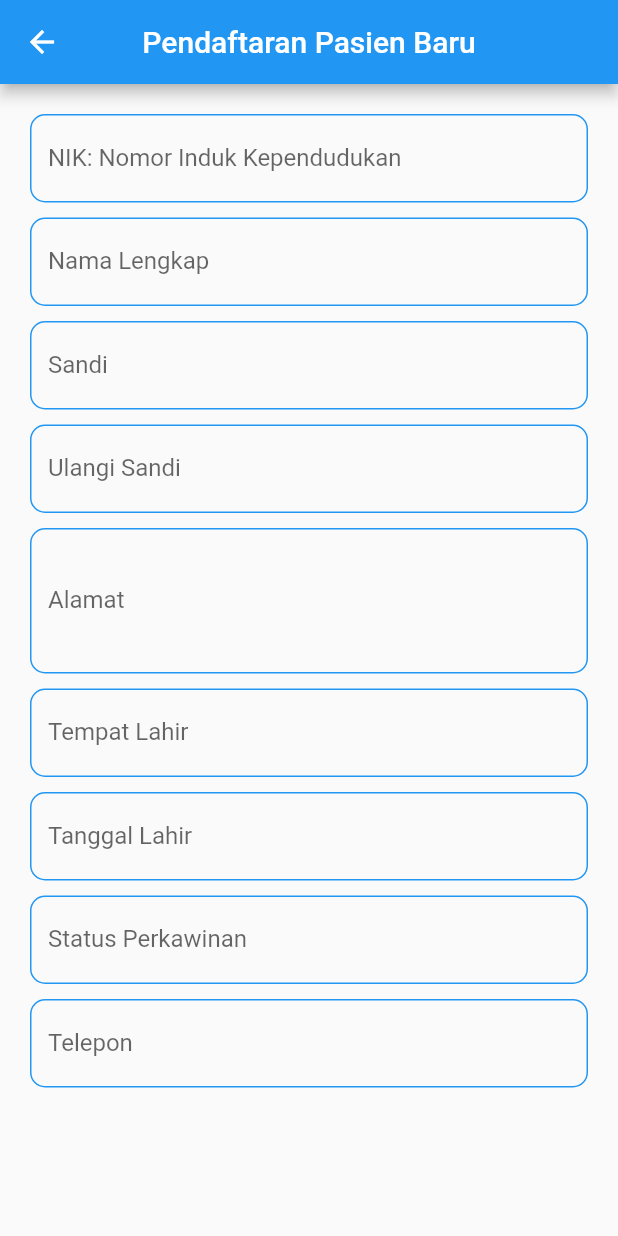
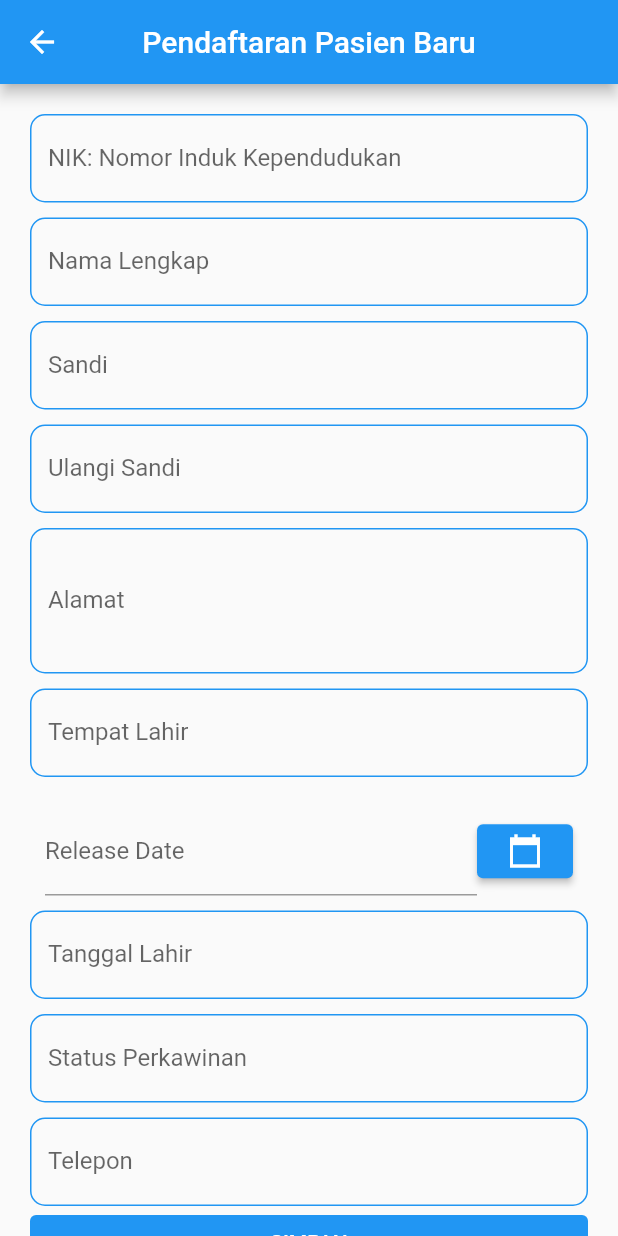
Before and after one commit to mlatifr/tugas_akhir, a Flutter app: the screen it shows after launch, after a tap on "DAFTAR", on a phone screen of 412 x 824 dp. Run offline on Flutter 3.47's test engine with Material 2 defaults, Android fonts, the phone set to English and light mode, and no system bars; our stand-ins replace shared_preferences.

Commit message:
MaterialApp di run di awaln main

```diff
--- a/flutter_application_1/lib/main.dart
+++ b/flutter_application_1/lib/main.dart
@@ -38,7 +38,7 @@ void main() {
   cekLogin().then((String result) {
     if (result == 'daftarBaru') {
       print('result = $result');
-      runApp(DaftarPasienBaru());
+      runApp(MaterialApp(home: DaftarPasienBaru()));
     } else if (result == '' && result != 'daftarBaru') {
       print('result = $result');
       runApp(LoginPage());
@@ -65,6 +65,7 @@ class _MyAppState extends State<MyApp> {
         primarySwatch: Colors.blue,
       ),
       home: MyHomePage(title: 'Pendaftaran'),
+      // home: LoginPage(),
     );
   }
 }
--- a/flutter_application_1/lib/pendaftaran_pasien_baru.dart
+++ b/flutter_application_1/lib/pendaftaran_pasien_baru.dart
@@ -3,6 +3,7 @@ import 'package:shared_preferences/shared_preferences.dart';
 
 import 'main.dart';
 
+final _controllerdate = TextEditingController();
 void doLogout() async {
   final prefs = await SharedPreferences.getInstance();
   prefs.remove("user_id");
@@ -155,6 +156,39 @@ class _DaftarPasienBaruState extends State<DaftarPasienBaru> {
             SizedBox(
               height: 10,
             ),
+            Padding(
+                padding: EdgeInsets.all(10),
+                child: Row(
+                  mainAxisAlignment: MainAxisAlignment.start,
+                  children: [
+                    Expanded(
+                        child: TextFormField(
+                      decoration: const InputDecoration(
+                        labelText: 'Release Date',
+                      ),
+                      controller: _controllerdate,
+                    )),
+                    ElevatedButton(
+                        onPressed: () {
+                          showDatePicker(
+                                  context: context,
+                                  initialDate: DateTime.now(),
+                                  firstDate: DateTime(2000),
+                                  lastDate: DateTime(2200))
+                              .then((value) {
+                            setState(() {
+                              _controllerdate.text =
+                                  value.toString().substring(0, 10);
+                            });
+                          });
+                        },
+                        child: Icon(
+                          Icons.calendar_today_sharp,
+                          color: Colors.white,
+                          size: 24.0,
+                        ))
+                  ],
+                )),
             TextFormField(
                 decoration: InputDecoration(
               labelText: "Tanggal Lahir",
@@ -212,6 +246,16 @@ class _DaftarPasienBaruState extends State<DaftarPasienBaru> {
                 ),
               ),
             )),
+            TextButton(
+                style: TextButton.styleFrom(
+                  primary: Colors.white,
+                  backgroundColor: Colors.blue,
+                ),
+                onPressed: () {
+                  ScaffoldMessenger.of(context).showSnackBar(
+                      SnackBar(content: Text('Harap Isian diperbaiki')));
+                },
+                child: Text("SIMPAN"))
           ],
         ),
       ),
```
